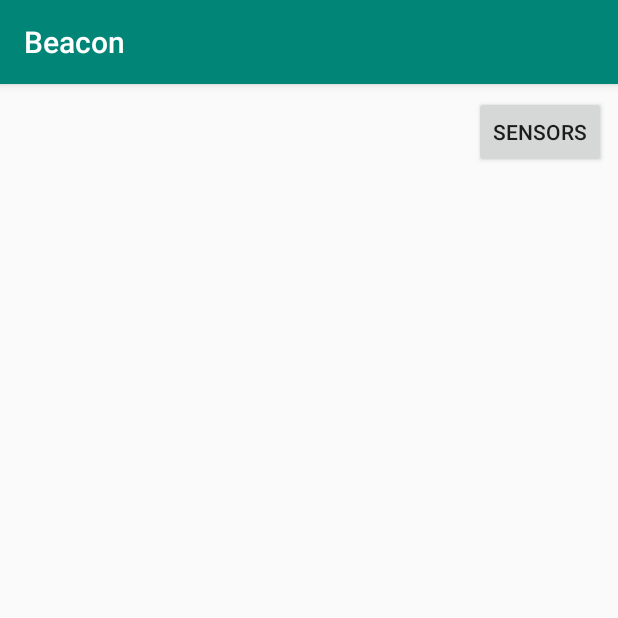
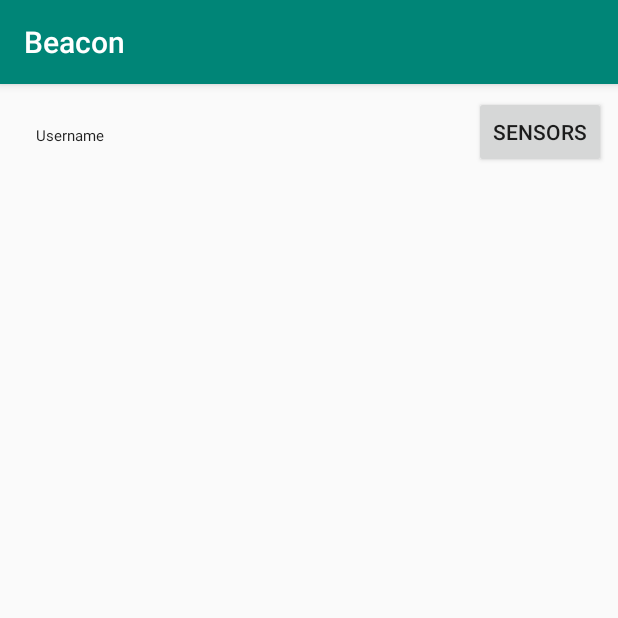
Before and after one commit to PostAdam/TramBeaconApp, an Android app: the screen it shows after launch (MainActivity), on a phone screen of 412 x 824 dp, the top half of it. Run offline under Robolectric (Android 15) with nearby library versions, the phone set to English and light mode, and no system bars; libraries missing offline, so code that uses them is left out: com.estimote.coresdk; 5 statements that could not run were skipped.

Commit message:
Add possibility to set username. Add username, currentDate and nearest beacon id to json.

```diff
--- a/app/src/main/java/com/pp/beacon/MainActivity.java
+++ b/app/src/main/java/com/pp/beacon/MainActivity.java
@@ -4,7 +4,9 @@ import android.content.Intent;
 import android.support.v7.app.AppCompatActivity;
 import android.os.Bundle;
 import android.view.View;
+import android.widget.EditText;
 import android.widget.ListView;
+import android.widget.TextView;
 
 import com.estimote.coresdk.common.requirements.SystemRequirementsChecker;
 import com.estimote.coresdk.observation.region.RegionUtils;
@@ -22,8 +24,9 @@ public class MainActivity extends AppCompatActivity {
 
     private BeaconManager beaconManager;
     private BeaconRegion region;
-    private ListView beaconList;
+    public static ListView beaconList;
     private AppCompatActivity appCompatActivity = this;
+    public static EditText usernameText;
 
     // endregion
 
@@ -47,6 +50,8 @@ public class MainActivity extends AppCompatActivity {
                 beaconList.setAdapter(adapter);
             }
         });
+
+        usernameText = findViewById(R.id.usernameText);
 
     }
 
--- a/app/src/main/res/layout/activity_main.xml
+++ b/app/src/main/res/layout/activity_main.xml
@@ -30,4 +30,20 @@
         app:layout_constraintEnd_toEndOf="parent"
         app:layout_constraintTop_toTopOf="parent" />
 
+    <EditText
+        android:id="@+id/usernameText"
+        style="@style/Base.Widget.MaterialComponents.TextInputEditText"
+        android:layout_width="208dp"
+        android:layout_height="53dp"
+        android:layout_marginStart="8dp"
+        android:layout_marginTop="8dp"
+        android:ems="10"
+        android:inputType="textPersonName"
+        android:text="Username"
+        android:textColorHighlight="#009688"
+        android:textColorLink="#009688"
+        android:textCursorDrawable="@color/colorPrimary"
+        app:layout_constraintStart_toStartOf="parent"
+        app:layout_constraintTop_toTopOf="parent" />
+
 </android.support.constraint.ConstraintLayout>
--- a/build.gradle
+++ b/build.gradle
@@ -7,7 +7,7 @@ buildscript {
 
     }
     dependencies {
-        classpath 'com.android.tools.build:gradle:3.3.2'
+        classpath 'com.android.tools.build:gradle:3.4.0'
 
         // NOTE: Do not place your application dependencies here; they belong
         // in the individual module build.gradle files
```
Also changed, not shown: app/src/main/java/com/pp/beacon/SensorsActivity.java (+18 -0 lines), gradle/wrapper/gradle-wrapper.properties.
